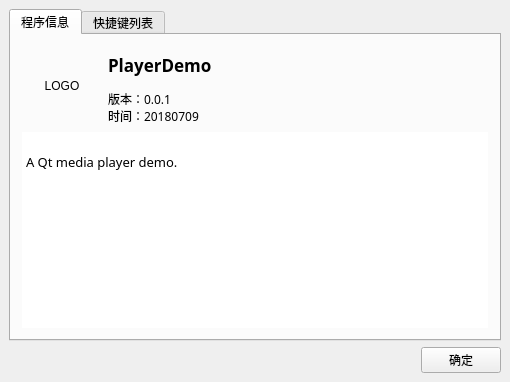
This is apps/qt_player/about.ui in dfasdsfffff/myplayer as Qt 5 draws it before an edit. The edited form follows.
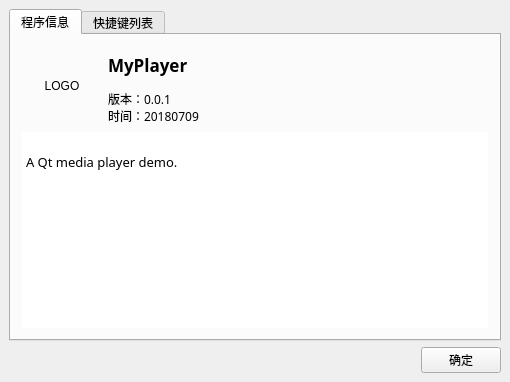
This is the edited form. Icons and pictures are not drawn.

Commit message:
chore(project): 重命名项目为MyPlayer并更新品牌标识
- 将项目名称从playerdemo更改为myplayer
- 更新CMakeLists.txt中的项目名称和可执行文件名
- 修改Windows资源文件从playerdemo.rc到myplayer.rc
- 更新ImGui应用窗口类名为myplayer_imgui
- 在Qt应用中设置应用程序名称为MyPlayer
- 更新UI文件中的窗口标题和显示文本

添加NOTICE文件包含产品归属和上游引用信息，
更新README.md反映新的产品名称和文档结构，
创建QA测试清单和发布检查清单文档。

Patch:
```diff
--- a/apps/qt_player/about.ui
+++ b/apps/qt_player/about.ui
@@ -87,7 +87,7 @@
                 </font>
                </property>
                <property name="text">
-                <string>PlayerDemo</string>
+                <string>MyPlayer</string>
                </property>
               </widget>
              </item>
```
Left out of the diff: 2 changed lines with no effect on the pictures. The commit also changes 16 other files.
